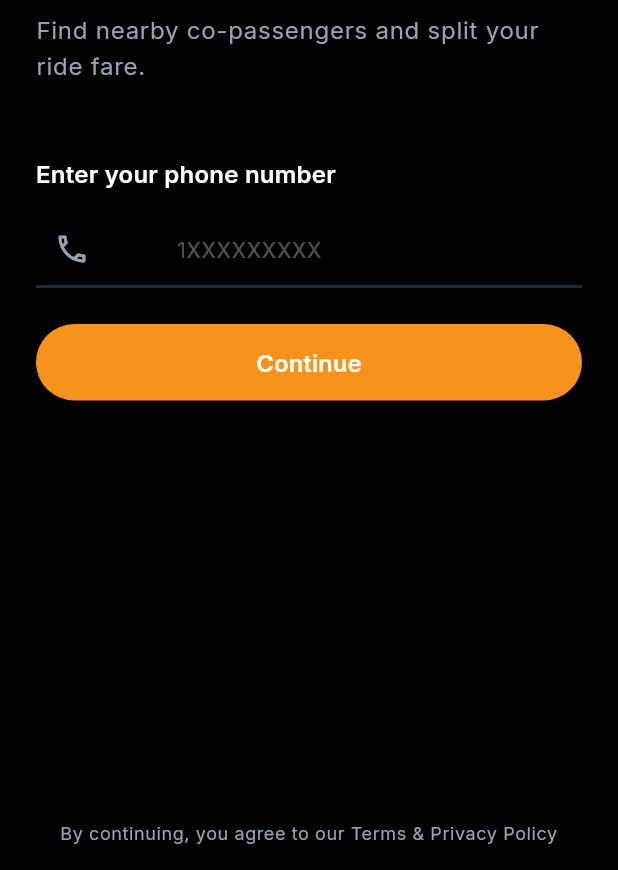
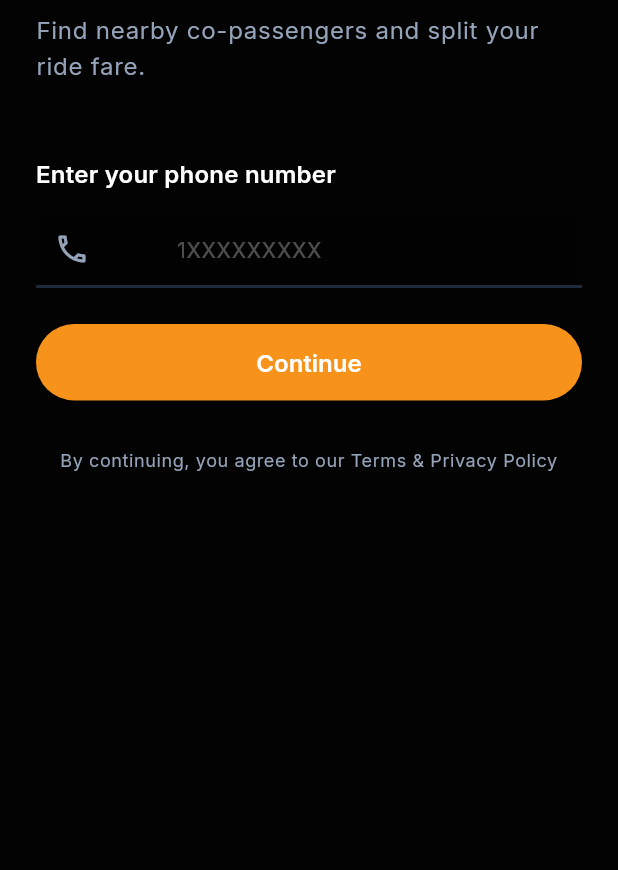
Before and after one commit to H-Yeasin/letzgo_frontend, a Flutter app: the screen it shows after launch, after a tap on "Skip", on a phone screen of 412 x 824 dp, the part 366-1236 px from its top. Run offline on Flutter 3.47's test engine with Material 3 defaults, Android fonts, the phone set to English and light mode, and no system bars; our stand-ins replace dio, flutter_animate, flutter_map, flutter_riverpod, geocoding, geolocator and 4 more; network calls fail.

Commit message:
feat: add splash screen and improve various UI components and API interactions

```diff
--- a/lib/constants/app_constants.dart
+++ b/lib/constants/app_constants.dart
@@ -15,6 +15,8 @@ class AppConstants {
     const override = String.fromEnvironment('BASE_URL');
     if (override.isNotEmpty) return override;
     if (Platform.isAndroid) return 'http://10.0.2.2:8000/api/v1/';
+    // Change the IP below to your dev machine's LAN IP when running on a physical device.
+    // Find it with `ipconfig` (e.g. 192.168.x.x).
     return 'http://localhost:8000/api/v1/';
   }
 
--- a/lib/providers/location_provider.dart
+++ b/lib/providers/location_provider.dart
@@ -81,7 +81,9 @@ class LocationNotifier extends Notifier<UserLocationState> {
       permissionGranted = true;
 
       final position = await Geolocator.getCurrentPosition(
-        desiredAccuracy: LocationAccuracy.best,
+        locationSettings: const LocationSettings(
+          accuracy: LocationAccuracy.best,
+        ),
       );
 
       final displayName = await _resolveAddress(
--- a/lib/routes/app_router.dart
+++ b/lib/routes/app_router.dart
@@ -22,6 +22,7 @@ import '../screens/home/settings_screen.dart';
 import '../screens/home/edit_profile_screen.dart';
 import '../screens/home/rating_screen.dart';
 import '../screens/home/active_ride_screen.dart';
+import '../screens/splash/splash_screen.dart';
 import '../screens/home/main_shell.dart';
 
 final _rootNavigatorKey = GlobalKey<NavigatorState>();
@@ -233,64 +234,3 @@ final routerProvider = Provider<GoRouter>((ref) {
     ],
   );
 });
-
-// Splash screen kept in router file for organization
-class SplashScreen extends ConsumerStatefulWidget {
-  const SplashScreen({super.key});
-
-  @override
-  ConsumerState<SplashScreen> createState() => _SplashScreenState();
-}
-
-class _SplashScreenState extends ConsumerState<SplashScreen> {
-  @override
-  void initState() {
-    super.initState();
-    _checkAuth();
-  }
-
-  Future<void> _checkAuth() async {
-    // Hydrate onboarding prefs first so the redirect sees real values.
-    await ref.read(onboardingPrefsProvider.notifier).load();
-    await ref.read(authProvider.notifier).checkAuthStatus();
-    // GoRouter redirect will handle navigation
-  }
-
-  @override
-  Widget build(BuildContext context) {
-    final theme = Theme.of(context);
-    return Scaffold(
-      body: Center(
-        child: Column(
-          mainAxisAlignment: MainAxisAlignment.center,
-          children: [
-            Container(
-              width: 80,
-              height: 80,
-              decoration: BoxDecoration(
-                color: theme.colorScheme.primary,
-                borderRadius: BorderRadius.circular(20),
-              ),
-              child: const Icon(
-                Icons.directions_car_filled,
-                color: Colors.white,
-                size: 40,
-              ),
-            ),
-            const SizedBox(height: 24),
-            Text(
-              'LetzGo',
-              style: TextStyle(
-                fontSize: 28,
-                fontWeight: FontWeight.bold,
-                color: theme.colorScheme.onSurface,
-              ),
-            ),
-            const SizedBox(height: 32),
-            CircularProgressIndicator(color: theme.colorScheme.primary),
-          ],
-        ),
-      ),
-    );
-  }
-}
--- a/lib/screens/auth/phone_input_screen.dart
+++ b/lib/screens/auth/phone_input_screen.dart
@@ -62,7 +62,7 @@ class _PhoneInputScreenState extends ConsumerState<PhoneInputScreen> {
 
     return Scaffold(
       body: SafeArea(
-        child: Padding(
+        child: SingleChildScrollView(
           padding: const EdgeInsets.symmetric(horizontal: 24),
           child: Form(
             key: _formKey,
@@ -156,7 +156,7 @@ class _PhoneInputScreenState extends ConsumerState<PhoneInputScreen> {
                         : const Text('Continue'),
                   ),
                 ),
-                const Spacer(),
+                const SizedBox(height: 32),
                 Center(
                   child: Text(
                     'By continuing, you agree to our Terms & Privacy Policy',
--- a/lib/screens/home/active_ride_screen.dart
+++ b/lib/screens/home/active_ride_screen.dart
@@ -175,14 +175,14 @@ class _ActiveRideScreenState extends ConsumerState<ActiveRideScreen> {
             SizedBox(
               width: double.infinity,
               child: FilledButton.icon(
-                onPressed: () {
-                  ref
+                onPressed: () async {
+                  await ref
                       .read(matchProvider.notifier)
                       .completeMatch(
                         widget.matchId,
                         match.ride?.estimatedFare ?? 0,
                       );
-                  if (mounted) {
+                  if (context.mounted) {
                     context.push('/rating/${widget.matchId}');
                   }
                 },
@@ -218,11 +218,11 @@ class _ActiveRideScreenState extends ConsumerState<ActiveRideScreen> {
                     ],
                   ),
                 );
-                if (confirmed == true && mounted) {
+                if (confirmed == true && context.mounted) {
                   await ref
                       .read(matchProvider.notifier)
                       .cancelMatch(widget.matchId);
-                  if (mounted) context.go('/home');
+                  if (context.mounted) context.go('/home');
                 }
               },
               icon: const Icon(Icons.cancel_outlined),
--- a/lib/screens/home/notifications_screen.dart
+++ b/lib/screens/home/notifications_screen.dart
@@ -67,7 +67,7 @@ class _NotificationsScreenState extends ConsumerState<NotificationsScreen> {
             : ListView.separated(
                 padding: const EdgeInsets.all(8),
                 itemCount: notifState.notifications.length,
-                separatorBuilder: (_, __) => const Divider(height: 1),
+                separatorBuilder: (_, _) => const Divider(height: 1),
                 itemBuilder: (context, index) {
                   final notif = notifState.notifications[index];
                   return ListTile(
--- a/lib/screens/home/rating_screen.dart
+++ b/lib/screens/home/rating_screen.dart
@@ -2,6 +2,7 @@ import 'package:flutter/material.dart';
 import 'package:flutter_riverpod/flutter_riverpod.dart';
 import 'package:go_router/go_router.dart';
 import '../../constants/theme.dart';
+import '../../providers/api_provider.dart';
 
 class RatingScreen extends ConsumerStatefulWidget {
   final String matchId;
@@ -30,7 +31,13 @@ class _RatingScreenState extends ConsumerState<RatingScreen> {
       return;
     }
 
-    // TODO: Submit rating via API
+    try {
+      final api = ref.read(apiServiceProvider);
+      await api.submitRating(widget.matchId, {
+        'rating': _rating,
+        'feedback': _feedbackController.text.trim(),
+      });
+
       if (mounted) {
         ScaffoldMessenger.of(context).showSnackBar(
           const SnackBar(
@@ -39,6 +46,16 @@ class _RatingScreenState extends ConsumerState<RatingScreen> {
           ),
         );
         context.go('/home');
+      }
+    } catch (e) {
+      if (mounted) {
+        ScaffoldMessenger.of(context).showSnackBar(
+          SnackBar(
+            content: Text('Failed to submit rating: $e'),
+            backgroundColor: AppTheme.errorColor,
+          ),
+        );
+      }
     }
   }
 
--- a/lib/screens/onboarding/intro_screen.dart
+++ b/lib/screens/onboarding/intro_screen.dart
@@ -363,8 +363,8 @@ class _SharedRolesVisualState extends State<_SharedRolesVisual>
         ),
         // Swap icon between them
         Positioned(
-          left: 108,
-          top: 70,
+          left: 132,
+          top: 60,
           child: AnimatedBuilder(
             animation: _swapCtrl,
             builder: (context, child) => Transform.scale(
@@ -469,7 +469,7 @@ class _RadarVisualState extends State<_RadarVisual>
       children: [
         for (final r in rings)
           Container(
-            width: r * 2,
+            width: r * 3,
             height: r * 2,
             decoration: BoxDecoration(
               shape: BoxShape.circle,
--- /dev/null
+++ b/lib/screens/splash/splash_screen.dart
@@ -0,0 +1,179 @@
+import 'dart:async';
+
+import 'package:flutter/material.dart';
+import 'package:flutter_animate/flutter_animate.dart';
+import 'package:flutter_riverpod/flutter_riverpod.dart';
+import '../../constants/app_colors.dart';
+import '../../constants/defi_theme_extension.dart';
+import '../../providers/auth_provider.dart';
+import '../../providers/onboarding_provider.dart';
+import '../../widgets/defi/defi_grid_background.dart';
+
+/// Branded splash screen shown at app launch while auth + prefs hydrate.
+/// Auto-navigates via the GoRouter redirect once [authProvider.isInitialized]
+/// flips to true.
+class SplashScreen extends ConsumerStatefulWidget {
+  const SplashScreen({super.key});
+
+  @override
+  ConsumerState<SplashScreen> createState() => _SplashScreenState();
+}
+
+class _SplashScreenState extends ConsumerState<SplashScreen> {
+  bool _timedOut = false;
+  Timer? _timeoutTimer;
+
+  @override
+  void initState() {
+    super.initState();
+    _timeoutTimer = Timer(const Duration(seconds: 15), () {
+      if (mounted) setState(() => _timedOut = true);
+    });
+    _checkAuth();
+  }
+
+  @override
+  void dispose() {
+    _timeoutTimer?.cancel();
+    super.dispose();
+  }
+
+  Future<void> _checkAuth() async {
+    try {
+      await ref.read(onboardingPrefsProvider.notifier).load();
+      await ref.read(authProvider.notifier).checkAuthStatus();
+    } catch (_) {
+      // Initialization errors are surfaced via the 15 s timeout.
+    } finally {
+      _timeoutTimer?.cancel();
+      if (mounted && ref.read(authProvider).isInitialized) {
+        setState(() => _timedOut = false);
+      }
+    }
+    // GoRouter redirect handles navigation once isInitialized == true.
+  }
+
+  @override
+  Widget build(BuildContext context) {
+    final defi = context.defi;
+
+    return Scaffold(
+      backgroundColor: defi.bg,
+      body: DefiGridBackground(
+        child: Center(
+          child: Column(
+            mainAxisAlignment: MainAxisAlignment.center,
+            children: [
+              const Spacer(flex: 3),
+
+              // ---- Icon with gradient glow ----
+              Container(
+                width: 100,
+                height: 100,
+                decoration: BoxDecoration(
+                  gradient: defi.gradientPrimary,
+                  borderRadius: BorderRadius.circular(24),
+                  boxShadow: [
+                    BoxShadow(
+                      color: AppColors.primary.withValues(alpha: 0.35),
+                      blurRadius: 32,
+                      offset: const Offset(0, 8),
+                    ),
+                  ],
+                ),
+                child: const Icon(
+                  Icons.directions_car_filled,
+                  color: Colors.white,
+                  size: 48,
+                ),
+              ).animate().scale(
+                begin: const Offset(0.6, 0.6),
+                duration: 600.ms,
+                curve: Curves.elasticOut,
+              ),
+
+              const SizedBox(height: 28),
+
+              // ---- "LetzGo" title with gold gradient ----
+              Text(
+                'LetzGo',
+                style: TextStyle(
+                  fontFamily: 'SpaceGrotesk',
+                  fontSize: 36,
+                  fontWeight: FontWeight.w700,
+                  color: defi.fg,
+                ),
+              ).animate().fadeIn(
+                delay: 300.ms,
+                duration: 500.ms,
+              ).slideY(begin: 0.15),
+
+              const SizedBox(height: 10),
+
+              // ---- Tagline ----
+              Text(
+                'Micro-pooling for commuters',
+                style: TextStyle(
+                  fontSize: 15,
+                  color: defi.fgMuted,
+                  letterSpacing: 0.3,
+                ),
+              ).animate().fadeIn(
+                delay: 500.ms,
+                duration: 500.ms,
+              ),
+
+              const Spacer(flex: 2),
+
+              // ---- Timeout / loading ----
+              if (_timedOut)
+                Padding(
+                  padding: const EdgeInsets.symmetric(horizontal: 32),
+                  child: Column(
+                    children: [
+                      Text(
+                        'Connection timed out.\nCheck that the backend server is running.',
+                        textAlign: TextAlign.center,
+                        style: TextStyle(
+                          color: defi.danger,
+                          fontSize: 14,
+                          height: 1.4,
+                        ),
+                      ),
+                      const SizedBox(height: 20),
+                      FilledButton.icon(
+                        onPressed: () {
+                          setState(() => _timedOut = false);
+                          _checkAuth();
+                        },
+                        icon: const Icon(Icons.refresh, size: 18),
+                        label: const Text('Retry'),
+                      ),
+                    ],
+                  ),
+                )
+              else
+                Padding(
+                  padding: const EdgeInsets.only(bottom: 8),
+                  child: SizedBox(
+                    width: 24,
+                    height: 24,
+                    child: CircularProgressIndicator(
+                      strokeWidth: 2.5,
+                      color: defi.fgMuted,
+                    ),
+                  ).animate(
+                    // Only show the spinner after the initial entrance animation
+                    // so the layout feels settled first.
+                    delay: 600.ms,
+                  ).fadeIn(),
+                ),
+
+              const Spacer(flex: 1),
+            ],
+          ),
+        ),
+      ),
+    );
+  }
+}
--- a/lib/services/api_service.dart
+++ b/lib/services/api_service.dart
@@ -9,7 +9,6 @@ class ApiService {
   }
 
   late final Dio _dio;
-  String? _authToken;
 
   ApiService._internal() {
     _dio = Dio(
@@ -31,12 +30,10 @@ class ApiService {
   }
 
   void setAuthToken(String token) {
-    _authToken = token;
     _dio.options.headers['Authorization'] = 'Bearer $token';
   }
 
   void removeAuthToken() {
-    _authToken = null;
     _dio.options.headers.remove('Authorization');
   }
 
```
Lines whose indentation alone changed are shown as unchanged.
